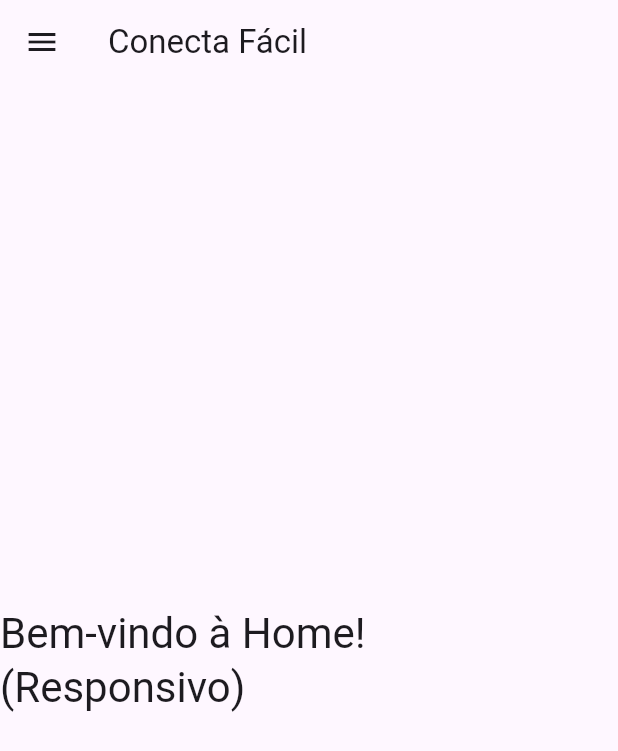
After one commit to FabioSonats/conecta-facil-flutter-app, a Flutter app: the HomePage screen opened directly, on a phone screen of 412 x 824 dp. The commit adds this screen. Shown: the top 751 px of the screen. Run offline on Flutter 3.47's test engine with Material 3 defaults, Android fonts, the phone set to English and light mode, and no system bars; our stand-ins replace cloud_firestore, equatable, firebase_auth, firebase_core, flutter_bloc, get_it; accounts and stored records are empty; generated files the repository leaves out were written again.

Commit message:
home page has been created

```diff
--- a/lib/features/auth/presentation/pages/login_page.dart
+++ b/lib/features/auth/presentation/pages/login_page.dart
@@ -1,3 +1,4 @@
+import 'package:conecta_facil/features/home/presentation/pages/home_page.dart';
 import 'package:flutter/material.dart';
 import 'package:flutter_bloc/flutter_bloc.dart';
 import '../bloc/auth_bloc.dart';
@@ -29,7 +30,9 @@ class _LoginPageState extends State<LoginPage> {
               );
             }
             if (state is AuthAuthenticated) {
-              // Navegar para a home ou dashboard
+              Navigator.of(context).pushReplacement(
+                MaterialPageRoute(builder: (_) => const HomePage()),
+              );
             }
           },
           child: Padding(
--- /dev/null
+++ b/lib/features/home/presentation/pages/home_page.dart
@@ -0,0 +1,89 @@
+import 'package:flutter/material.dart';
+
+class HomePage extends StatelessWidget {
+  const HomePage({super.key});
+
+  @override
+  Widget build(BuildContext context) {
+    return LayoutBuilder(
+      builder: (context, constraints) {
+        final isDesktop = constraints.maxWidth >= 800;
+        return Scaffold(
+          appBar: AppBar(
+            title: const Text('Conecta Fácil'),
+            actions: isDesktop
+                ? [
+                    TextButton(
+                      onPressed: () {},
+                      child: const Text('Serviços',
+                          style: TextStyle(color: Colors.white)),
+                    ),
+                    TextButton(
+                      onPressed: () {},
+                      child: const Text('Perfil',
+                          style: TextStyle(color: Colors.white)),
+                    ),
+                  ]
+                : null,
+          ),
+          drawer: isDesktop
+              ? null
+              : Drawer(
+                  child: ListView(
+                    children: [
+                      const DrawerHeader(child: Text('Menu')),
+                      ListTile(
+                        leading: const Icon(Icons.home),
+                        title: const Text('Início'),
+                        onTap: () {},
+                      ),
+                      ListTile(
+                        leading: const Icon(Icons.build),
+                        title: const Text('Serviços'),
+                        onTap: () {},
+                      ),
+                      ListTile(
+                        leading: const Icon(Icons.person),
+                        title: const Text('Perfil'),
+                        onTap: () {},
+                      ),
+                    ],
+                  ),
+                ),
+          body: Row(
+            children: [
+              if (isDesktop)
+                NavigationRail(
+                  selectedIndex: 0,
+                  onDestinationSelected: (int index) {},
+                  labelType: NavigationRailLabelType.all,
+                  destinations: const [
+                    NavigationRailDestination(
+                      icon: Icon(Icons.home),
+                      label: Text('Início'),
+                    ),
+                    NavigationRailDestination(
+                      icon: Icon(Icons.build),
+                      label: Text('Serviços'),
+                    ),
+                    NavigationRailDestination(
+                      icon: Icon(Icons.person),
+                      label: Text('Perfil'),
+                    ),
+                  ],
+                ),
+              Expanded(
+                child: Center(
+                  child: Text(
+                    'Bem-vindo à Home! (Responsivo)',
+                    style: Theme.of(context).textTheme.headlineMedium,
+                  ),
+                ),
+              ),
+            ],
+          ),
+        );
+      },
+    );
+  }
+}
```
Also changed, not shown: 1 other file.
